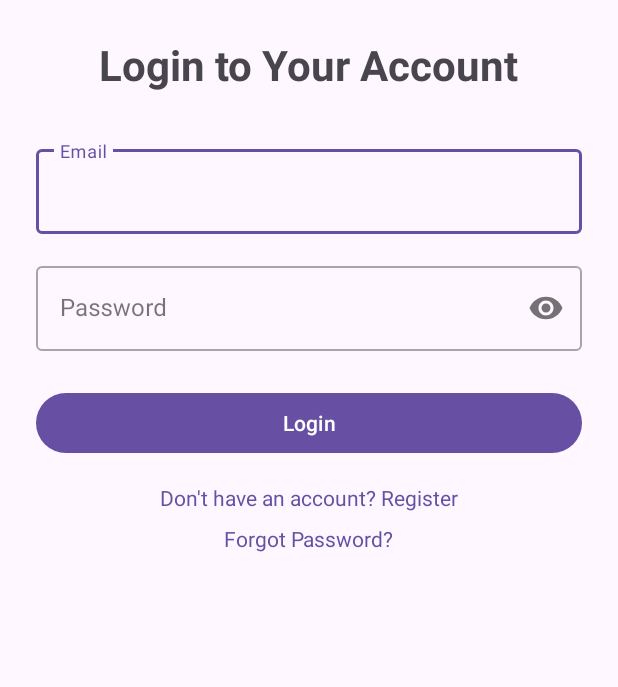
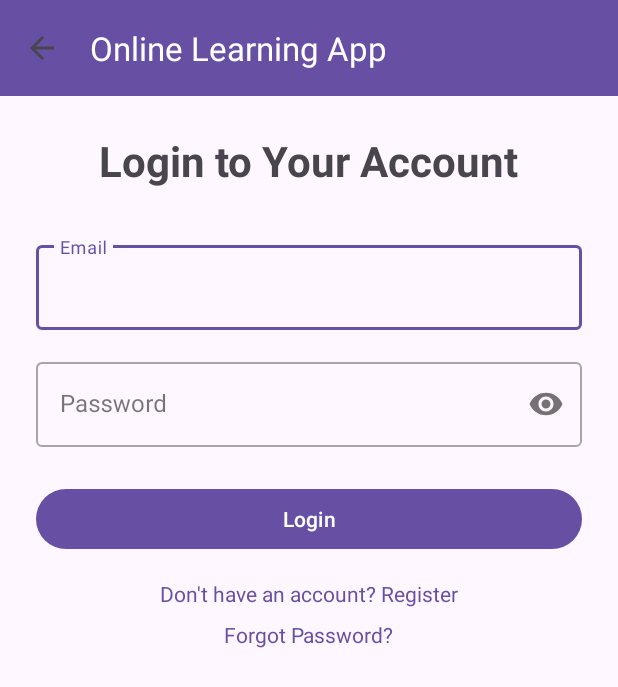
Before and after one commit to haunt03/OnlineLearningApp, an Android app: the LoginActivity screen opened directly, with no data from a screen before it, on a phone screen of 412 x 824 dp. Shown: the top 687 px of the screen. Run offline under Robolectric (Android 15) with nearby library versions, the phone set to English and light mode, and no system bars; our stand-ins replace Room's generated code.

Commit message:
update login by thao

```diff
--- a/app/src/main/java/com/example/onlinelearningapp/Activity/LessonOfCourseActivity.java
+++ b/app/src/main/java/com/example/onlinelearningapp/Activity/LessonOfCourseActivity.java
@@ -34,7 +34,7 @@ public class LessonOfCourseActivity extends AppCompatActivity {
         getSupportActionBar().setTitle("List of Lessons");
         getSupportActionBar().setDisplayHomeAsUpEnabled(true);
         toolbar.setNavigationOnClickListener(v -> {
-            Log.d("ListofLessons", "Back button clicked, returning to Courses Management");
+            Log.d("List of Lessons", "Back button clicked, returning to Courses Management");
             finish();
         });
 
--- a/app/src/main/java/com/example/onlinelearningapp/Activity/LoginActivity.java
+++ b/app/src/main/java/com/example/onlinelearningapp/Activity/LoginActivity.java
@@ -5,11 +5,14 @@ import android.content.Intent;
 import android.content.SharedPreferences;
 import android.os.Bundle;
 import android.text.TextUtils;
+import android.view.MenuItem;
 import android.widget.Button;
 import android.widget.TextView;
 import android.widget.Toast;
 
+import androidx.annotation.NonNull;
 import androidx.appcompat.app.AppCompatActivity;
+import androidx.appcompat.widget.Toolbar; // Import this
 import androidx.lifecycle.ViewModelProvider;
 
 import com.example.onlinelearningapp.R;
@@ -34,6 +37,16 @@ public class LoginActivity extends AppCompatActivity {
     protected void onCreate(Bundle savedInstanceState) {
         super.onCreate(savedInstanceState);
         setContentView(R.layout.activity_login);
+
+        // --- Toolbar Setup ---
+        Toolbar toolbar = findViewById(R.id.toolbar);
+        setSupportActionBar(toolbar);
+        if (getSupportActionBar() != null) {
+            getSupportActionBar().setDisplayHomeAsUpEnabled(true); // Show back button
+            getSupportActionBar().setDisplayShowHomeEnabled(true); // Make it visible
+            getSupportActionBar().setTitle("Online Learning App"); // Set the title here
+        }
+        // --- End Toolbar Setup ---
 
         // Initialize views
         etEmail = findViewById(R.id.et_email);
@@ -71,7 +84,7 @@ public class LoginActivity extends AppCompatActivity {
                 SharedPreferences.Editor editor = sharedPreferences.edit();
                 editor.putInt(KEY_LOGGED_IN_USER_ID, user.getUserId());
                 editor.putString(HomePageActivity.KEY_LOGGED_IN_USER_NAME, user.getName());
-                editor.putInt(KEY_LOGGED_IN_USER_ROLE, user.getRole());  // <== Lưu role
+                editor.putInt(KEY_LOGGED_IN_USER_ROLE, user.getRole());
                 editor.apply();
 
                 // Điều hướng theo role
@@ -88,6 +101,15 @@ public class LoginActivity extends AppCompatActivity {
                 finish();
             }
         });
+    }
+
+    @Override
+    public boolean onOptionsItemSelected(@NonNull MenuItem item) {
+        if (item.getItemId() == android.R.id.home) {
+            finish();
+            return true;
+        }
+        return super.onOptionsItemSelected(item);
     }
 
     private void attemptLogin() {
@@ -113,16 +135,4 @@ public class LoginActivity extends AppCompatActivity {
         authViewModel.login(email, password);
     }
 
-    public static void logout(Context context) {
-        SharedPreferences sharedPreferences = context.getSharedPreferences(PREF_NAME, MODE_PRIVATE);
-        SharedPreferences.Editor editor = sharedPreferences.edit();
-        editor.remove(KEY_LOGGED_IN_USER_ID);
-        editor.remove(KEY_LOGGED_IN_USER_NAME);
-        editor.remove(KEY_LOGGED_IN_USER_ROLE);
-        editor.apply();
-
-        Intent intent = new Intent(context, HomePageActivity.class);
-        intent.setFlags(Intent.FLAG_ACTIVITY_NEW_TASK | Intent.FLAG_ACTIVITY_CLEAR_TASK);
-        context.startActivity(intent);
-    }
 }
--- a/app/src/main/java/com/example/onlinelearningapp/Activity/ManageUsersActivity.java
+++ b/app/src/main/java/com/example/onlinelearningapp/Activity/ManageUsersActivity.java
@@ -84,12 +84,12 @@ public class ManageUsersActivity extends AppCompatActivity {
         int id = item.getItemId();
         if (id == R.id.action_active_learners) {
             viewModel.showActiveUsers();
-            Toast.makeText(this, "Hiển thị danh sách Active learners", Toast.LENGTH_SHORT).show();
+            Toast.makeText(this, "Show list Active learners", Toast.LENGTH_SHORT).show();
             Log.d("ManageUsers", "Selected: Active learners");
             return true;
         } else if (id == R.id.action_inactive_learners) {
             viewModel.showInactiveUsers();
-            Toast.makeText(this, "Hiển thị danh sách Inactive learners", Toast.LENGTH_SHORT).show();
+            Toast.makeText(this, "Show list Inactive learners", Toast.LENGTH_SHORT).show();
             Log.d("ManageUsers", "Selected: Inactive learners");
             return true;
         }
--- a/app/src/main/java/com/example/onlinelearningapp/Activity/ViewUserDetailActivity.java
+++ b/app/src/main/java/com/example/onlinelearningapp/Activity/ViewUserDetailActivity.java
@@ -83,9 +83,5 @@ public class ViewUserDetailActivity extends AppCompatActivity {
                 finish();
             }
         });
-
-
-
-
     }
 }
--- a/app/src/main/java/com/example/onlinelearningapp/Adapter/CourseAdapter.java
+++ b/app/src/main/java/com/example/onlinelearningapp/Adapter/CourseAdapter.java
@@ -103,7 +103,7 @@ public class CourseAdapter extends RecyclerView.Adapter<CourseAdapter.CourseView
             } else if (mode == AdapterMode.MY_COURSES) {
                 // In MyCoursesActivity, always show "Drop Out" for enrolled courses
                 holder.btnCourseAction.setVisibility(View.VISIBLE);
-                holder.btnCourseAction.setText("Drop Out");
+                holder.btnCourseAction.setText("Leave course");
                 holder.btnCourseAction.setOnClickListener(v -> {
                     if (actionButtonListener != null) {
                         actionButtonListener.onActionButtonClick(course, mode);
--- a/app/src/main/res/layout/activity_login.xml
+++ b/app/src/main/res/layout/activity_login.xml
@@ -1,10 +1,26 @@
 <?xml version="1.0" encoding="utf-8"?>
-<androidx.constraintlayout.widget.ConstraintLayout xmlns:android="http://schemas.android.com/apk/res/android"
+<LinearLayout xmlns:android="http://schemas.android.com/apk/res/android"
     xmlns:app="http://schemas.android.com/apk/res-auto"
     xmlns:tools="http://schemas.android.com/tools"
     android:layout_width="match_parent"
     android:layout_height="match_parent"
-    tools:context=".Activity.LoginActivity"
+    android:orientation="vertical"
+    tools:context=".Activity.LoginActivity">
+
+    <androidx.appcompat.widget.Toolbar
+        android:id="@+id/toolbar"
+        android:layout_width="match_parent"
+        android:layout_height="?attr/actionBarSize"
+        android:background="?attr/colorPrimary"
+        app:titleTextColor="@android:color/white"
+        app:navigationIcon="?attr/homeAsUpIndicator"
+        app:layout_constraintTop_toTopOf="parent"
+        app:layout_constraintStart_toStartOf="parent"
+        app:layout_constraintEnd_toEndOf="parent"/>
+
+    <androidx.constraintlayout.widget.ConstraintLayout
+        android:layout_width="match_parent"
+        android:layout_height="match_parent"
         android:padding="24dp">
 
         <TextView
@@ -14,7 +30,7 @@
             android:text="Login to Your Account"
             android:textSize="28sp"
             android:textStyle="bold"
-        app:layout_constraintBottom_toTopOf="@+id/et_email"
+            app:layout_constraintBottom_toTopOf="@+id/til_email"
             app:layout_constraintEnd_toEndOf="parent"
             app:layout_constraintStart_toStartOf="parent"
             app:layout_constraintTop_toTopOf="parent"
@@ -46,8 +62,8 @@
             android:layout_marginTop="16dp"
             app:layout_constraintEnd_toEndOf="parent"
             app:layout_constraintStart_toStartOf="parent"
-        app:layout_constraintTop_toBottomOf="@+id/til_email"
-        app:passwordToggleEnabled="true">
+            app:passwordToggleEnabled="true"
+            app:layout_constraintTop_toBottomOf="@+id/til_email">
 
             <com.google.android.material.textfield.TextInputEditText
                 android:id="@+id/et_password"
@@ -72,9 +88,9 @@
             android:layout_width="wrap_content"
             android:layout_height="wrap_content"
             android:layout_marginTop="16dp"
-        android:text="Don't have an account? Register"
             android:clickable="true"
             android:focusable="true"
+            android:text="Don't have an account? Register"
             android:textColor="?attr/colorPrimary"
             app:layout_constraintEnd_toEndOf="parent"
             app:layout_constraintStart_toStartOf="parent"
@@ -85,12 +101,14 @@
             android:layout_width="wrap_content"
             android:layout_height="wrap_content"
             android:layout_marginTop="8dp"
-        android:text="Forgot Password?"
             android:clickable="true"
             android:focusable="true"
+            android:text="Forgot Password?"
             android:textColor="?attr/colorPrimary"
             app:layout_constraintEnd_toEndOf="parent"
             app:layout_constraintStart_toStartOf="parent"
             app:layout_constraintTop_toBottomOf="@+id/tv_register_prompt" />
 
     </androidx.constraintlayout.widget.ConstraintLayout>
+
+</LinearLayout>
```
Also changed, not shown: app/src/main/java/com/example/onlinelearningapp/Activity/MyCoursesActivity.java (+7 -7 lines). Lines whose indentation alone changed are shown as unchanged.
